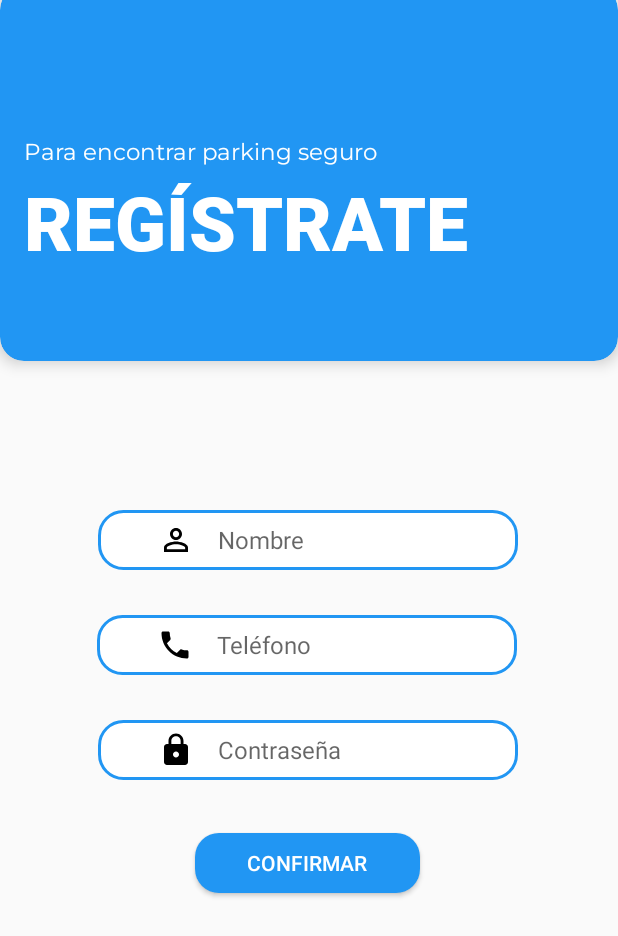
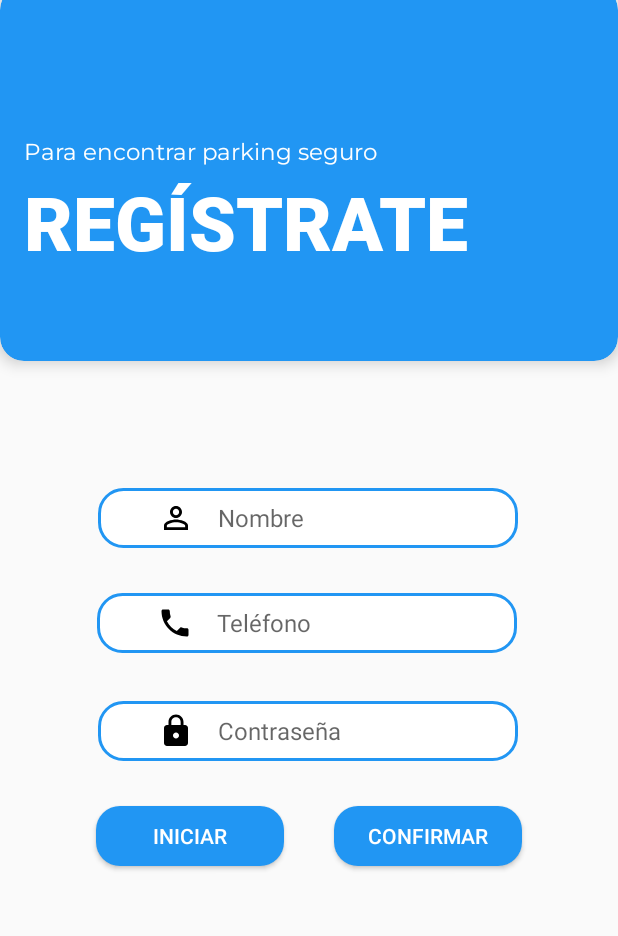
Before and after one commit to ktr19/Spotterly, an Android app: the RegistroActivity screen opened directly, with no data from a screen before it, on a phone screen of 412 x 824 dp. Shown: the top 936 px of the screen. Run offline under Robolectric (Android 15) with nearby library versions, the phone set to English and light mode, and no system bars.

Commit message:
Registro bueno

```diff
--- a/app/src/main/java/com/example/spotterly/RegistroActivity.java
+++ b/app/src/main/java/com/example/spotterly/RegistroActivity.java
@@ -34,7 +34,15 @@ public class RegistroActivity extends AppCompatActivity {
                 register();
             }
         });
-
+        // Enlace del boton login
+        Button btLogin= findViewById(R.id.btLogin);
+        btLogin.setOnClickListener(new View.OnClickListener() {
+            @Override
+            public void onClick(View view) {
+                Intent intent = new Intent(RegistroActivity.this,LoginActivity.class);
+                startActivity(intent);
+            }
+        });
     }
 
     private boolean register() {
--- a/app/src/main/res/layout/activity_registro.xml
+++ b/app/src/main/res/layout/activity_registro.xml
@@ -11,7 +11,7 @@
         android:id="@+id/txtNombre"
         android:layout_width="280dp"
         android:layout_height="40dp"
-        android:layout_marginTop="100dp"
+        android:layout_marginTop="85dp"
         android:background="@drawable/edittext_background"
         android:drawableLeft="@drawable/user"
         android:drawablePadding="16dp"
@@ -30,7 +30,7 @@
         android:id="@+id/txtContrasena"
         android:layout_width="280dp"
         android:layout_height="40dp"
-        android:layout_marginTop="30dp"
+        android:layout_marginTop="32dp"
         android:background="@drawable/edittext_background"
         android:drawableLeft="@drawable/lock"
         android:drawablePadding="16dp"
@@ -47,12 +47,24 @@
 
     <Button
         android:id="@+id/btRegistrarse"
-        android:layout_width="150dp"
+        android:layout_width="125dp"
         android:layout_height="40dp"
-        android:layout_marginStart="130dp"
-        android:layout_marginTop="35dp"
+        android:layout_marginTop="30dp"
+        android:layout_marginEnd="64dp"
         android:background="@drawable/button_azul"
         android:text="Confirmar"
+        android:textColor="#FFFFFF"
+        app:layout_constraintEnd_toEndOf="parent"
+        app:layout_constraintTop_toBottomOf="@+id/txtContrasena" />
+
+    <Button
+        android:id="@+id/btLogin"
+        android:layout_width="125dp"
+        android:layout_height="40dp"
+        android:layout_marginStart="64dp"
+        android:layout_marginTop="30dp"
+        android:background="@drawable/button_azul"
+        android:text="Iniciar"
         android:textColor="#FFFFFF"
         app:layout_constraintStart_toStartOf="parent"
         app:layout_constraintTop_toBottomOf="@+id/txtContrasena" />
```
